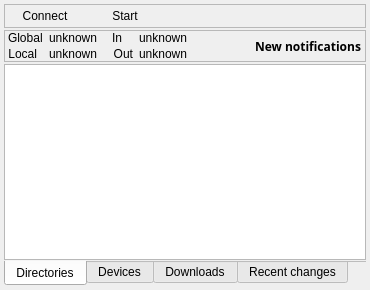
The window that tray/gui/traywidget.ui (Martchus/syncthingtray) describes before a commit, drawn with Qt 5.
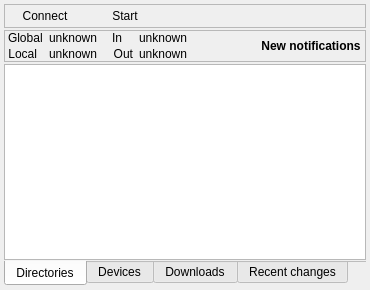
The same window after the commit. Icons and pictures are not drawn. Custom widgets are drawn as their Qt base class.

Commit message: Avoid reference to concrete font (Noto Sans)

```diff
--- a/tray/gui/traywidget.ui
+++ b/tray/gui/traywidget.ui
@@ -346,16 +346,13 @@
           <verstretch>0</verstretch>
          </sizepolicy>
         </property>
-        <property name="font">
-         <font>
-          <family>Noto Sans</family>
-          <bold>true</bold>
-         </font>
-        </property>
         <property name="toolTip">
          <string>Click to show &lt;i&gt;new&lt;/i&gt; notifications&lt;br&gt;
 For &lt;i&gt;all&lt;/i&gt; notifications, checkout the log</string>
         </property>
+        <property name="styleSheet">
+         <string notr="true">font-weight: bold;</string>
+        </property>
         <property name="text">
          <string>New notifications</string>
         </property>
```
